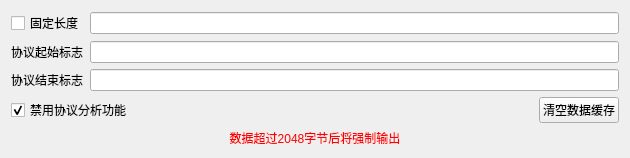
Before: the Qt Designer form src/pages/page/other/analyzer/SAKOtherAnalyzerThreadManager.ui in x-tools-author/x-tools, drawn with Qt 5.
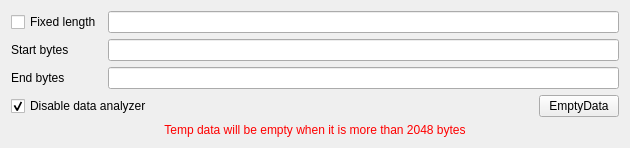
After: the same form once the commit is applied.

The edit to the form file:
```diff
--- a/src/pages/page/other/analyzer/SAKOtherAnalyzerThreadManager.ui
+++ b/src/pages/page/other/analyzer/SAKOtherAnalyzerThreadManager.ui
@@ -17,7 +17,7 @@
    <item row="2" column="0">
     <widget class="QLabel" name="label_2">
      <property name="text">
-      <string>协议结束标志</string>
+      <string>End bytes</string>
      </property>
     </widget>
    </item>
@@ -37,7 +37,7 @@
    <item row="0" column="0">
     <widget class="QCheckBox" name="fixedLengthCheckBox">
      <property name="text">
-      <string>固定长度</string>
+      <string>Fixed length</string>
      </property>
     </widget>
    </item>
@@ -50,7 +50,7 @@
       </sizepolicy>
      </property>
      <property name="text">
-      <string>禁用协议分析功能</string>
+      <string>Disable data analyzer</string>
      </property>
      <property name="checked">
       <bool>true</bool>
@@ -60,14 +60,14 @@
    <item row="1" column="0">
     <widget class="QLabel" name="label">
      <property name="text">
-      <string>协议起始标志</string>
+      <string>Start bytes</string>
      </property>
     </widget>
    </item>
    <item row="3" column="3">
     <widget class="QPushButton" name="clearPushButton">
      <property name="text">
-      <string>清空数据缓存</string>
+      <string>EmptyData</string>
      </property>
     </widget>
    </item>
@@ -85,10 +85,18 @@
     </spacer>
    </item>
    <item row="2" column="1" colspan="3">
-    <widget class="QLineEdit" name="endLineEdit"/>
+    <widget class="QLineEdit" name="endLineEdit">
+     <property name="text">
+      <string notr="true"/>
+     </property>
+    </widget>
    </item>
    <item row="1" column="1" colspan="3">
-    <widget class="QLineEdit" name="startLineEdit"/>
+    <widget class="QLineEdit" name="startLineEdit">
+     <property name="text">
+      <string notr="true"/>
+     </property>
+    </widget>
    </item>
    <item row="0" column="1" colspan="3">
     <widget class="QLineEdit" name="lengthLineEdit">
@@ -105,7 +113,7 @@
 }</string>
      </property>
      <property name="text">
-      <string>数据超过2048字节后将强制输出</string>
+      <string>Temp data will be empty when it is more than 2048 bytes</string>
      </property>
      <property name="alignment">
       <set>Qt::AlignCenter</set>
```
Left out of the diff: 5 changed lines with no effect on the pictures.
